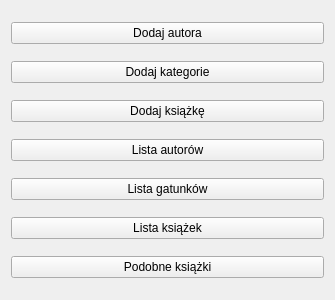
Old version of the form Views/Main.ui in the repository Aniket1900/BookDatabase.
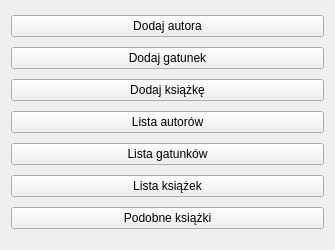
New version of the form.

Patch:
```diff
--- a/Views/Main.ui
+++ b/Views/Main.ui
@@ -7,7 +7,7 @@
     <x>0</x>
     <y>0</y>
     <width>335</width>
-    <height>300</height>
+    <height>250</height>
    </rect>
   </property>
   <property name="windowTitle">
@@ -24,7 +24,7 @@
    <item>
     <widget class="QPushButton" name="addGenreButton">
      <property name="text">
-      <string>Dodaj kategorie</string>
+      <string>Dodaj gatunek</string>
      </property>
     </widget>
    </item>
```
Left out of the diff: 2 changed lines with no effect on the pictures.
